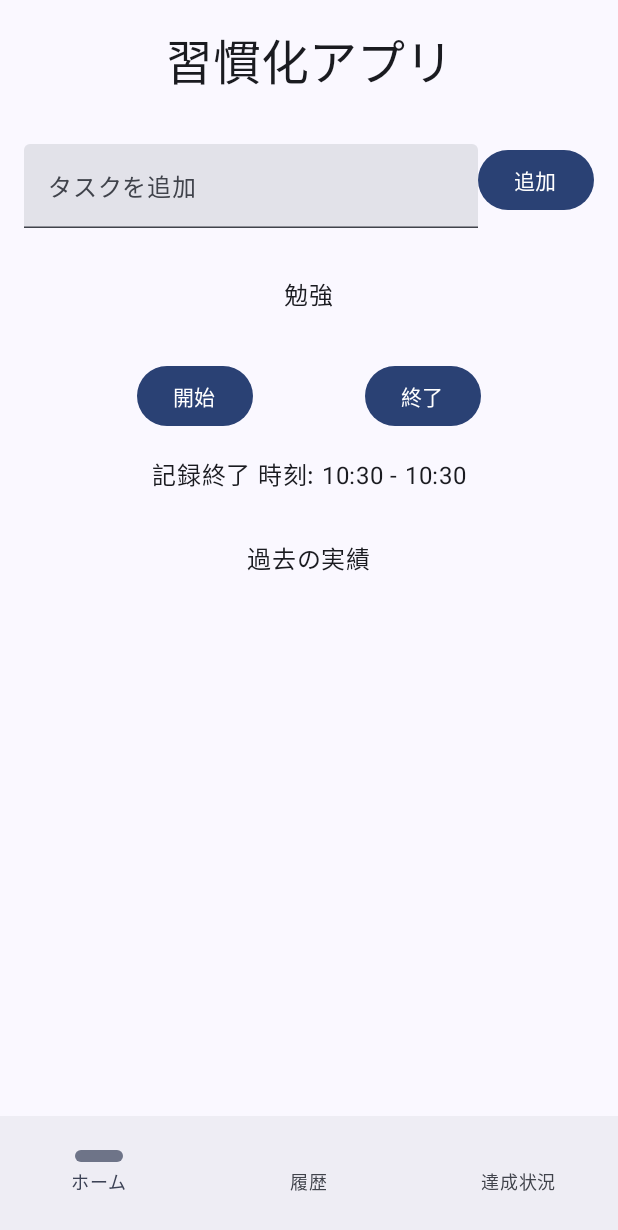
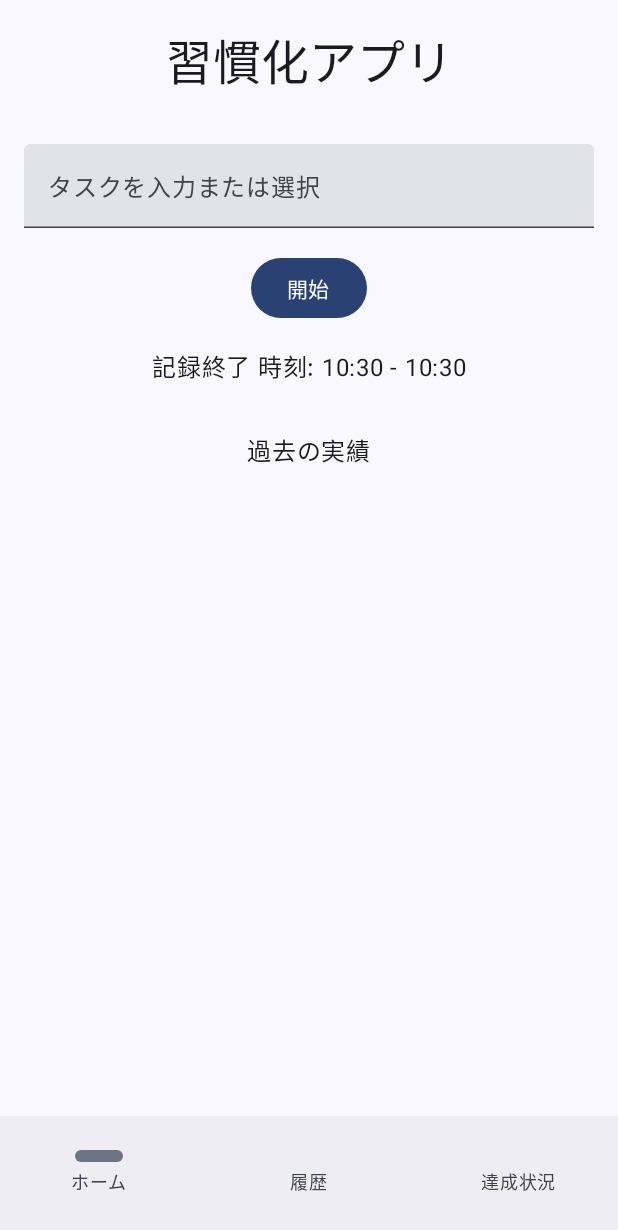
Before and after one commit to shining-ai/make_habit, an Android app built with Jetpack Compose: the screen it shows after launch (MainActivity), after a tap on "終了", on a phone screen of 412 x 824 dp. Shown: the top 1230 px of the screen. Run offline under Robolectric (Android 15) with nearby library versions, the phone set to English and light mode, and no system bars; 3 other taps on this screen came first.

Commit message:
オートコンプリートのバグを修正

```diff
--- a/app/build.gradle.kts
+++ b/app/build.gradle.kts
@@ -2,6 +2,7 @@ plugins {
     alias(libs.plugins.android.application)
     alias(libs.plugins.kotlin.android)
     alias(libs.plugins.kotlin.compose)
+//    id("com.google.devtools.ksp") version "1.9.20-1.0.14"
 }
 
 android {
@@ -50,6 +51,7 @@ dependencies {
     implementation(libs.androidx.ui.tooling.preview)
     implementation(libs.androidx.material3)
     implementation(libs.androidx.navigation.compose)
+    implementation(libs.androidx.lifecycle.livedata.ktx)
     testImplementation(libs.junit)
     androidTestImplementation(libs.androidx.junit)
     androidTestImplementation(libs.androidx.espresso.core)
@@ -57,4 +59,8 @@ dependencies {
     androidTestImplementation(libs.androidx.ui.test.junit4)
     debugImplementation(libs.androidx.ui.tooling)
     debugImplementation(libs.androidx.ui.test.manifest)
+    //Room
+//    implementation("androidx.room:room-runtime:${rootProject.extra["room_version"]}")
+//    ksp("androidx.room:room-compiler:${rootProject.extra["room_version"]}")
+//    implementation("androidx.room:room-ktx:${rootProject.extra["room_version"]}")
 }
--- a/app/src/main/java/com/example/makehabit/ui/HomeScreen.kt
+++ b/app/src/main/java/com/example/makehabit/ui/HomeScreen.kt
@@ -1,16 +1,27 @@
 package com.example.makehabit.ui
 
+import androidx.compose.foundation.background
+import androidx.compose.foundation.border
+import androidx.compose.foundation.clickable
 import androidx.compose.foundation.layout.Arrangement
+import androidx.compose.foundation.layout.Box
 import androidx.compose.foundation.layout.Column
 import androidx.compose.foundation.layout.Row
 import androidx.compose.foundation.layout.Spacer
 import androidx.compose.foundation.layout.fillMaxSize
 import androidx.compose.foundation.layout.fillMaxWidth
 import androidx.compose.foundation.layout.height
+import androidx.compose.foundation.layout.heightIn
 import androidx.compose.foundation.layout.padding
+import androidx.compose.foundation.layout.width
 import androidx.compose.foundation.lazy.LazyColumn
 import androidx.compose.foundation.lazy.items
+import androidx.compose.foundation.text.BasicTextField
 import androidx.compose.material3.Button
+import androidx.compose.material3.DropdownMenu
+import androidx.compose.material3.DropdownMenuItem
+import androidx.compose.material3.ExperimentalMaterial3Api
+import androidx.compose.material3.ExposedDropdownMenuBox
 import androidx.compose.material3.MaterialTheme
 import androidx.compose.material3.Text
 import androidx.compose.material3.TextField
@@ -21,6 +32,10 @@ import androidx.compose.runtime.remember
 import androidx.compose.runtime.setValue
 import androidx.compose.ui.Alignment
 import androidx.compose.ui.Modifier
+import androidx.compose.ui.focus.FocusRequester
+import androidx.compose.ui.focus.focusRequester
+import androidx.compose.ui.focus.onFocusChanged
+import androidx.compose.ui.graphics.Color
 import androidx.compose.ui.unit.dp
 import com.example.makehabit.data.HabitRecord
 import com.example.makehabit.ui.components.MinimalDropdownMenu
@@ -28,13 +43,120 @@ import java.text.SimpleDateFormat
 import java.util.Date
 import java.util.Locale
 
+// タスクのオートコンプリート
+@Composable
+fun CustomAutoCompleteTextField(
+    modifier: Modifier = Modifier,
+    taskOptions: List<String>,
+    taskText: String,
+    onTaskTextChange: (String) -> Unit,
+    onTaskSelected: (String) -> Unit
+) {
+    var showSuggestions by remember { mutableStateOf(false) }
+    val focusRequester = remember { FocusRequester() }
+
+    // 候補フィルター
+    val filteredOptions = remember(taskText) {
+        taskOptions.filter {
+            it.contains(taskText, ignoreCase = true)
+        }
+    }
+
+    Column(modifier = modifier) {
+        // テキスト入力
+        TextField(
+            value = taskText,
+            onValueChange = {
+                onTaskTextChange(it)
+                showSuggestions = it.isNotEmpty() || it.isBlank()
+            },
+            label = { Text("タスクを入力または選択") },
+            modifier = Modifier
+                .fillMaxWidth()
+                .focusRequester(focusRequester)
+                .onFocusChanged { focusState ->
+                    // 入力欄がフォーカスされていれば候補を表示
+                    showSuggestions = focusState.isFocused
+                },
+            singleLine = true
+        )
+
+        // 候補表示
+        if (showSuggestions && filteredOptions.isNotEmpty()) {
+            LazyColumn(
+                modifier = Modifier
+                    .fillMaxWidth()
+                    .border(1.dp, Color.LightGray)
+                    .background(Color.White)
+                    .heightIn(max = 150.dp)
+            ) {
+                items(filteredOptions) { option ->
+                    Text(
+                        text = option,
+                        modifier = Modifier
+                            .fillMaxWidth()
+                            .clickable {
+                                onTaskTextChange(option)
+                                onTaskSelected(option)
+                                showSuggestions = false
+                            }
+                            .padding(8.dp)
+                    )
+                }
+            }
+        }
+    }
+}
+
+//記録開始・終了ボタン
+@Composable
+fun RecordingButtons(
+    isRecording: Boolean,
+    onStart: () -> Unit,
+    onStop: () -> Unit,
+    modifier: Modifier = Modifier
+) {
+    Button(
+        onClick = {
+            if (isRecording) onStop() else onStart()
+        },
+        modifier = modifier
+    ) {
+        Text(text = if (isRecording) "終了" else "開始")
+    }
+}
+
+// 記録中のステータス表示
+@Composable
+fun RecordingStatus(isRecording: Boolean, startTime: String, endTime: String) {
+    if (isRecording) {
+        Text(text = "記録中... 開始時刻: $startTime")
+    } else if (startTime.isNotEmpty() && endTime.isNotEmpty()) {
+        Text(text = "記録終了 時刻: $startTime - $endTime")
+    }
+}
+
+
+// 履歴表示
+@Composable
+fun HistoryList(historyList: List<HabitRecord>) {
+    Text(text = "過去の実績")
+    Spacer(modifier = Modifier.height(8.dp))
+
+    LazyColumn {
+        items(historyList) { record ->
+            Text("タスク: ${record.taskName}, 日付: ${record.date}, 時間: ${record.startTime} - ${record.endTime}")
+        }
+    }
+}
 
 @Composable
 fun MainScreenContent(modifier: Modifier = Modifier) {
     var expanded by remember { mutableStateOf(false) }
-    var selectedTask by remember { mutableStateOf("選択してください") }
+    var selectedTask by remember { mutableStateOf("") }
     var taskOptions by remember { mutableStateOf(listOf("勉強", "読書", "運動")) }
     var newTask by remember { mutableStateOf("") }
+    var taskText by remember { mutableStateOf("") }
 
     // 時間記録用
     var isRecording by remember { mutableStateOf(false) }
@@ -55,6 +177,11 @@ fun MainScreenContent(modifier: Modifier = Modifier) {
         endTime = timeFormat.format(Date())
         isRecording = false
 
+        // 入力されたタスクが一覧にない場合、追加する
+        if (selectedTask.isNotBlank() && selectedTask !in taskOptions) {
+            taskOptions = taskOptions + selectedTask
+        }
+
         // 新しい記録をhistoryListに追加
         val newRecord = HabitRecord(currentDate, startTime, endTime, selectedTask)
         historyList.add(newRecord)
@@ -67,70 +194,31 @@ fun MainScreenContent(modifier: Modifier = Modifier) {
         horizontalAlignment = Alignment.CenterHorizontally,
     ) {
         // アプリ名
-        Text(
-            text = "習慣化アプリ",
-            style = MaterialTheme.typography.headlineLarge
-        )
+        Text(text = "習慣化アプリ", style = MaterialTheme.typography.headlineLarge)
         Spacer(modifier = Modifier.height(32.dp))
 
-
-        // 新しいタスク追加用
-        Row(modifier = Modifier.fillMaxWidth(), horizontalArrangement = Arrangement.Center) {
-            TextField(
-                value = newTask,
-                onValueChange = { newTask = it },
-                label = { Text("タスクを追加") },
-                modifier = Modifier.weight(1f)
-            )
-            Spacer(modifier = Modifier.height(8.dp))
-            Button(
-                onClick = {
-                    if (newTask.isNotBlank()) {
-                        taskOptions = taskOptions + newTask
-                        newTask = ""
-                    }
-                }
-            ) {
-                Text(text = "追加")
-            }
-        }
-        Spacer(modifier = Modifier.height(16.dp))
-        MinimalDropdownMenu(
+        CustomAutoCompleteTextField(
             taskOptions = taskOptions,
-            selectedTask = selectedTask,
+            taskText = selectedTask,
+            onTaskTextChange = { selectedTask = it },
             onTaskSelected = { selectedTask = it }
         )
+
         Spacer(modifier = Modifier.height(16.dp))
 
-        // 記録開始・終了
-        Row (
-            modifier = Modifier.fillMaxWidth(),
-            horizontalArrangement = Arrangement.SpaceEvenly
-        ){
-            Button(onClick = {if (!isRecording) startRecording()}) {
-                Text(text = "開始")
-            }
-            Button(onClick = {if (isRecording) stopRecording()}){
-                Text(text = "終了")
-            }
-        }
+        // 記録開始・終了ボタン
+        RecordingButtons(
+            isRecording = isRecording,
+            onStart = { startRecording() },
+            onStop = { stopRecording() }
+        )
         Spacer(modifier = Modifier.height(16.dp))
         // 記録した時間の表示
-        if (isRecording) {
-            Text(text = "記録中... 開始時刻: $startTime")
-        } else if (startTime.isNotEmpty() && endTime.isNotEmpty()) {
-            Text(text = "記録終了 時刻: $startTime - $endTime")
-        }
+        RecordingStatus(isRecording, startTime, endTime)
         // 履歴表示
         Spacer(modifier = Modifier.height(32.dp))
-        Text(text = "過去の実績")
-        Spacer(modifier = Modifier.height(8.dp))
+        // 履歴表示
+        HistoryList(historyList)
 
-        LazyColumn {
-            items(historyList) { record ->
-                Text("タスク: ${record.taskName}, 日付: ${record.date}, 時間: ${record.startTime} - ${record.endTime}")
-            }
-
-        }
     }
 }
--- a/build.gradle.kts
+++ b/build.gradle.kts
@@ -1,4 +1,10 @@
 // Top-level build file where you can add configuration options common to all sub-projects/modules.
+//buildscript {
+//    extra.apply {
+//        set("room_version", "2.6.0")
+//    }
+//}
+
 plugins {
     alias(libs.plugins.android.application) apply false
     alias(libs.plugins.kotlin.android) apply false
--- a/gradle/libs.versions.toml
+++ b/gradle/libs.versions.toml
@@ -9,6 +9,7 @@ lifecycleRuntimeKtx = "2.8.7"
 activityCompose = "1.10.1"
 composeBom = "2024.09.00"
 navigationCompose = "2.8.9"
+lifecycleLivedataKtx = "2.8.7"
 
 [libraries]
 androidx-core-ktx = { group = "androidx.core", name = "core-ktx", version.ref = "coreKtx" }
@@ -26,6 +27,7 @@ androidx-ui-test-manifest = { group = "androidx.compose.ui", name = "ui-test-man
 androidx-ui-test-junit4 = { group = "androidx.compose.ui", name = "ui-test-junit4" }
 androidx-material3 = { group = "androidx.compose.material3", name = "material3" }
 androidx-navigation-compose = { group = "androidx.navigation", name = "navigation-compose", version.ref = "navigationCompose" }
+androidx-lifecycle-livedata-ktx = { group = "androidx.lifecycle", name = "lifecycle-livedata-ktx", version.ref = "lifecycleLivedataKtx" }
 
 [plugins]
 android-application = { id = "com.android.application", version.ref = "agp" }
```
